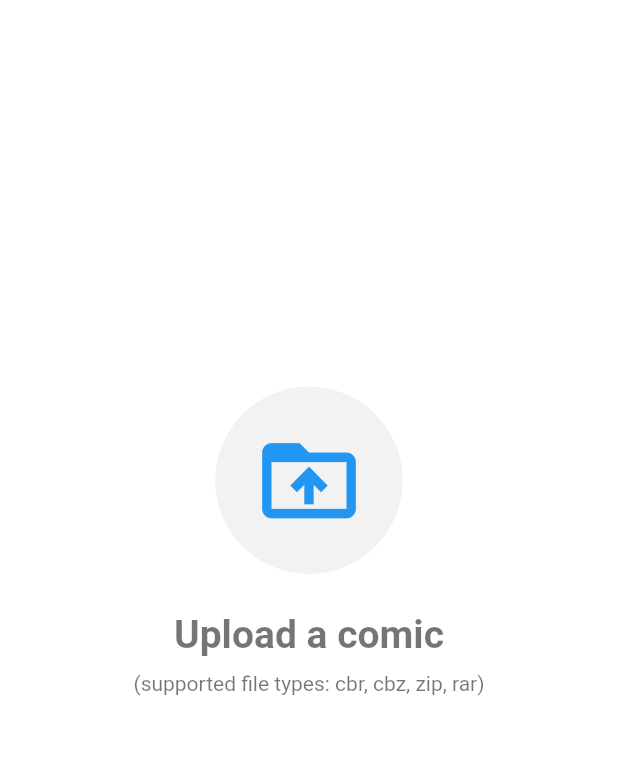
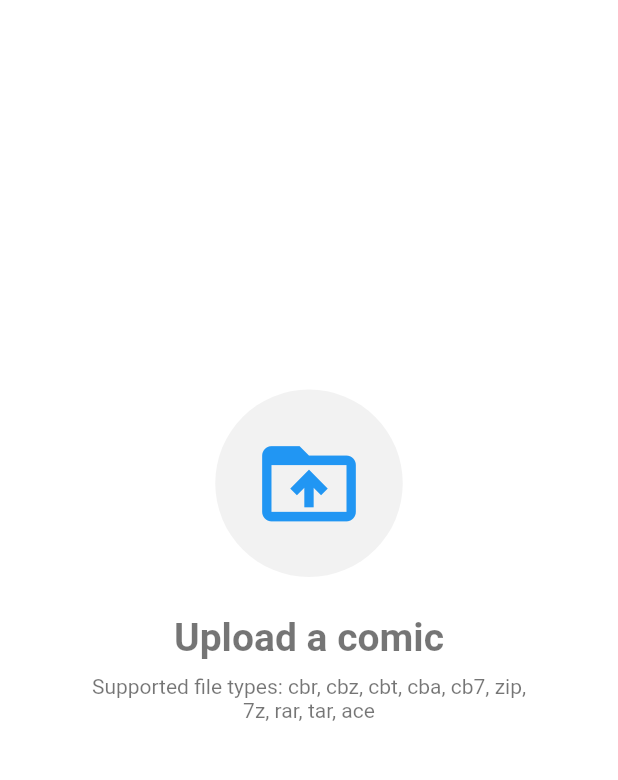
Before and after one commit to johnuberbacher/comic_bin, a Flutter app: the screen it shows after launch, on a phone screen of 412 x 824 dp, the part 152-932 px from its top. Run offline on Flutter 3.47's test engine with Material 2 defaults, Android fonts, the light colour scheme and no system bars; our stand-ins replace file_picker, permission_handler; missing offline and left inert: shared_preferences_web.

Commit message:
Recent Files History, Launcher Icons

```diff
--- a/lib/routes/home.dart
+++ b/lib/routes/home.dart
@@ -2,9 +2,9 @@ import 'dart:io';
 import 'dart:convert';
 import 'package:flutter/cupertino.dart';
 import 'package:flutter/material.dart';
-import 'package:flutter/services.dart';
 import 'package:archive/archive.dart';
 import 'package:archive/archive_io.dart';
+import 'package:flutter/rendering.dart';
 import 'package:permission_handler/permission_handler.dart';
 import 'package:file_picker/file_picker.dart';
 import 'package:comic_bin/routes/comic.dart';
@@ -16,6 +16,7 @@ class MyHomePage extends StatefulWidget {
 
 class _MyHomePageState extends State<MyHomePage> {
   List<String> comicPages = [];
+  List<PlatformFile> recentHistory = [];
   bool loading = false;
   double loadingProgress = 0.0;
 
@@ -27,18 +28,21 @@ class _MyHomePageState extends State<MyHomePage> {
   Future<void> loadFile() async {
     // clear previously loaded file data
     comicPages = [];
-    FilePickerResult? result = await FilePicker.platform.pickFiles();
+    FilePickerResult? result = await FilePicker.platform.pickFiles(
+      type: FileType.custom,
+      allowedExtensions: ['cbr', 'cbz', 'cbt', 'cba', 'cb7', 'zip', '7z', 'rar', 'tar', 'ace'],
+    );
     if (result != null) {
       setState(() {
         loading = true;
-        loadingProgress = 0.1;
       });
       PlatformFile file = result.files.first;
       if (await Permission.storage.request().isGranted) {
+        final bytes = File(file.path.toString()).readAsBytesSync();
         setState(() {
-          loadingProgress = 0.5;
+          recentHistory.add(file);
+          print('Recent History: ${recentHistory}');
         });
-        final bytes = File(file.path.toString()).readAsBytesSync();
         final archive = ZipDecoder().decodeBytes(bytes);
         for (final file in archive) {
           final filename = file.name;
@@ -46,13 +50,39 @@ class _MyHomePageState extends State<MyHomePage> {
             final data = file.content as List<int>;
             setState(() {
               comicPages.add(base64Encode(data));
+              loading = false;
             });
           }
         }
-        setState(() {
-          loading = false;
-          loadingProgress = 1.0;
-        });
+      }
+    } else {
+      setState(() {
+        loading = false;
+      });
+    }
+  }
+
+  Future<void> loadRecentFile(file) async {
+    // clear previously loaded file data
+    comicPages = [];
+    setState(() {
+      loading = true;
+    });
+    if (await Permission.storage.request().isGranted) {
+      final bytes = File(file.path.toString()).readAsBytesSync();
+      final archive = ZipDecoder().decodeBytes(bytes);
+      for (final file in archive) {
+        if (file.isFile) {
+          final data = file.content as List<int>;
+          setState(() {
+            comicPages.add(base64Encode(data));
+            loading = false;
+          });
+        } else {
+          setState(() {
+            loading = false;
+          });
+        }
       }
     } else {
       setState(() {
@@ -72,14 +102,20 @@ class _MyHomePageState extends State<MyHomePage> {
         child: Container(
           height: double.infinity,
           width: double.infinity,
-          margin: const EdgeInsets.all(10),
+          margin: const EdgeInsets.only(
+            top: 30,
+            left: 30,
+            right: 30,
+            bottom: 20,
+          ),
           child: Stack(
             children: [
               Column(
                 children: [
                   Container(
                     padding: const EdgeInsets.only(
-                      top: 40.0,
+                      top: 20.0,
+                      bottom: 30.0,
                     ),
                     child: Row(
                       crossAxisAlignment: CrossAxisAlignment.center,
@@ -94,15 +130,13 @@ class _MyHomePageState extends State<MyHomePage> {
                             color: Colors.blue,
                             size: 60.0,
                             semanticLabel:
-                                'Upload a comic (supported file types: cbr, cbz, zip, rar)',
+                                'Upload a comic (supported file types: cbr, cbz, cbt, cba, cb7, zip, 7z, rar, tar, ace)',
                           ),
                         ),
                         Text(
                           "ComicBin",
                           style: TextStyle(
-                              fontSize: 36,
-                              color: Colors.black54,
-                              fontWeight: FontWeight.bold),
+                              fontSize: 36, color: Colors.black54, fontWeight: FontWeight.bold),
                         ),
                       ],
                     ),
@@ -111,12 +145,14 @@ class _MyHomePageState extends State<MyHomePage> {
                     child: Center(
                       child: Container(
                         decoration: BoxDecoration(
-                            borderRadius: BorderRadius.circular(100)),
+                          borderRadius: BorderRadius.circular(100),
+                        ),
                         height: 300,
                         width: 300,
                         child: Material(
                           color: Colors.transparent,
                           child: new InkWell(
+                            borderRadius: BorderRadius.circular(15),
                             onTap: () {
                               loadFile().then((done) async {
                                 Navigator.push(
@@ -145,7 +181,7 @@ class _MyHomePageState extends State<MyHomePage> {
                                     color: Colors.blue,
                                     size: 75.0,
                                     semanticLabel:
-                                        'Upload a comic (supported file types: cbr, cbz, zip, rar)',
+                                        'Upload a comic (supported file types: cbr, cbz, cbt, cba, cb7, zip, 7z, rar, tar, ace)',
                                   ),
                                 ),
                                 Padding(
@@ -161,7 +197,8 @@ class _MyHomePageState extends State<MyHomePage> {
                                   ),
                                 ),
                                 Text(
-                                  "(supported file types: cbr, cbz, zip, rar)",
+                                  "Supported file types: cbr, cbz, cbt, cba, cb7, zip, 7z, rar, tar, ace",
+                                  textAlign: TextAlign.center,
                                   style: TextStyle(color: Colors.black54),
                                 ),
                               ],
@@ -171,9 +208,80 @@ class _MyHomePageState extends State<MyHomePage> {
                       ),
                     ),
                   ),
+                  (recentHistory.isEmpty)
+                      ? Container()
+                      : Column(
+                          mainAxisAlignment: MainAxisAlignment.start,
+                          crossAxisAlignment: CrossAxisAlignment.stretch,
+                          children: [
+                            Text(
+                              "Recent Files:",
+                              style: TextStyle(
+                                fontSize: 16,
+                                color: Colors.black54,
+                                fontWeight: FontWeight.w600,
+                              ),
+                            ),
+                            Container(
+                              constraints: BoxConstraints(
+                                maxHeight: MediaQuery.of(context).size.height * 0.25,
+                              ),
+                              margin: const EdgeInsets.only(
+                                top: 15.0,
+                              ),
+                              child: SingleChildScrollView(
+                                scrollDirection: Axis.vertical,
+                                child: Column(
+                                  mainAxisAlignment: MainAxisAlignment.start,
+                                  crossAxisAlignment: CrossAxisAlignment.stretch,
+                                  children: List.from(
+                                    recentHistory.map((file) => Container(
+                                          margin: const EdgeInsets.only(
+                                            bottom: 10.0,
+                                          ),
+                                          child: Material(
+                                            color: Colors.transparent,
+                                            child: InkWell(
+                                              onTap: () async {
+                                                loadRecentFile(file).then((done) async {
+                                                  Navigator.push(
+                                                    context,
+                                                    MaterialPageRoute(
+                                                      builder: (context) => ComicPage(comicPages),
+                                                    ),
+                                                  );
+                                                });
+                                              },
+                                              borderRadius: BorderRadius.circular(15),
+                                              child: Container(
+                                                decoration: BoxDecoration(
+                                                  color: Colors.black.withOpacity(0.05),
+                                                  borderRadius: BorderRadius.circular(15),
+                                                ),
+                                                padding: const EdgeInsets.symmetric(
+                                                  vertical: 20.0,
+                                                  horizontal: 25.0,
+                                                ),
+                                                child: Text(
+                                                  file.name,
+                                                  style: TextStyle(
+                                                      fontSize: 16,
+                                                      color: Colors.blue,
+                                                      fontWeight: FontWeight.w600),
+                                                ),
+                                              ),
+                                            ),
+                                          ),
+                                        )),
+                                  ),
+                                ),
+                              ),
+                            ),
+                          ],
+                        ),
                 ],
               ),
-              (loading == true)
+              loading
                   ? Positioned(
                       top: 0.0,
                       right: 0.0,
@@ -203,9 +311,7 @@ class _MyHomePageState extends State<MyHomePage> {
                             Text(
                               "Loading",
                               style: TextStyle(
-                                  fontSize: 26,
-                                  color: Colors.blue,
-                                  fontWeight: FontWeight.w600),
+                                  fontSize: 26, color: Colors.blue, fontWeight: FontWeight.w600),
                             ),
                           ],
                         )),
```
Also changed, not shown: lib/routes/comic.dart (+17 -12 lines), pubspec.yaml (+10 -40 lines), assets/icon/icon-android.png (added), assets/icon/icon-ios.png (added), 31 other files.
